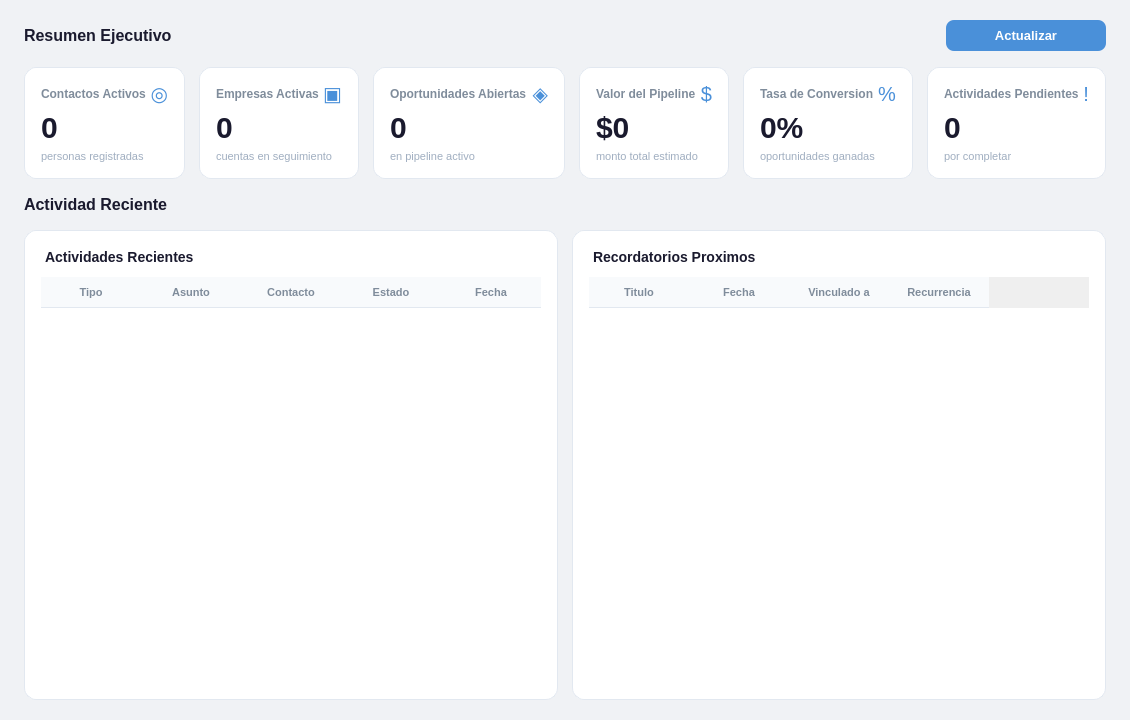
Old version of the form app/views/ui/dashboard/dashboard_view.ui in the repository DataDave-Dev/CRM-Portable.
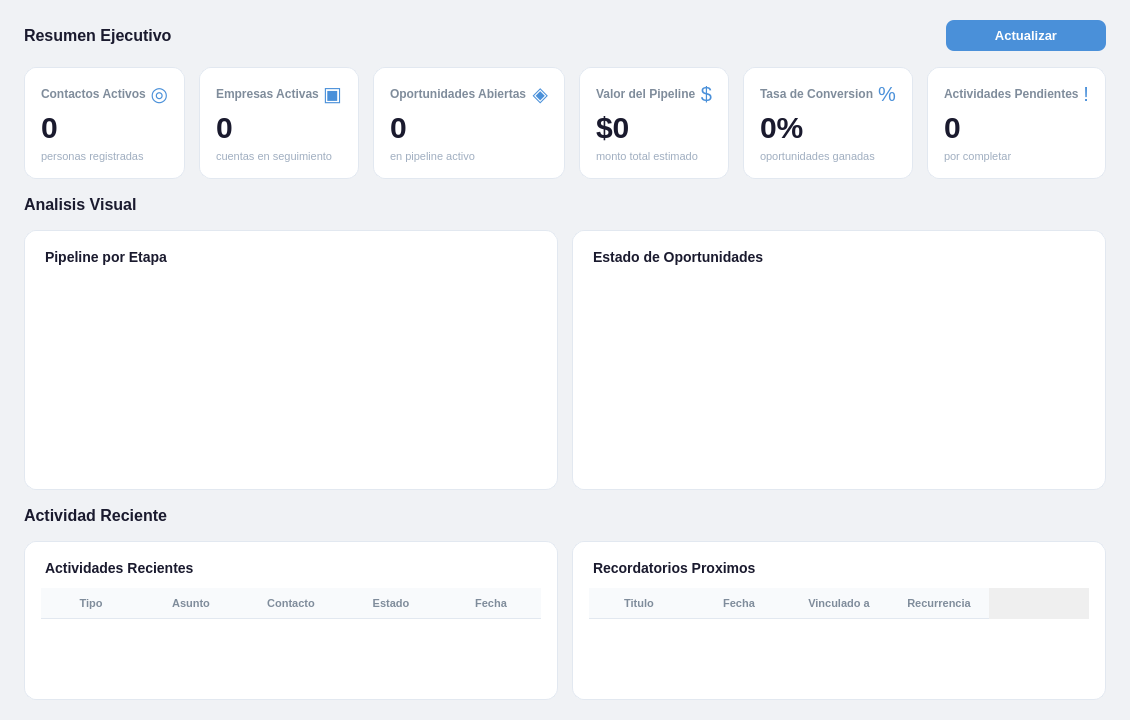
New version of the form.

Commit message:
feat: add matplotlib charts to dashboard view
Add two interactive charts to the dashboard:
- Horizontal bar chart showing pipeline value by sales stage
- Donut chart showing opportunities breakdown (open, won, lost)

Add chart data queries to DashboardRepository:
get_pipeline_por_etapa() and get_oportunidades_estado().

Add chart placeholder containers to dashboard_view.ui,
editable in Qt Designer. Charts are rendered at runtime
using FigureCanvasQTAgg embedded in the container widgets.

The edit to the form file:
```diff
--- a/app/views/ui/dashboard/dashboard_view.ui
+++ b/app/views/ui/dashboard/dashboard_view.ui
@@ -62,6 +62,24 @@
     font-size: 20px;
 }
 
+/* === PANELES DE GRAFICAS === */
+#panelChartPipeline, #panelChartOportunidades {
+    background-color: #ffffff;
+    border-radius: 12px;
+    border: 1px solid #e2e8f0;
+}
+#lblChartPipelineTitle, #lblChartOportunidadesTitle {
+    color: #1a1a2e;
+    font-size: 14px;
+    font-weight: bold;
+    padding: 4px 0px;
+}
+#lblSeccionGraficas {
+    color: #1a1a2e;
+    font-size: 16px;
+    font-weight: bold;
+}
+
 /* === TABLAS === */
 #panelActividades, #panelRecordatorios {
     background-color: #ffffff;
@@ -475,6 +493,93 @@
     </layout>
    </item>
 
+   <!-- ETIQUETA GRAFICAS -->
+   <item>
+    <widget class="QLabel" name="lblSeccionGraficas">
+     <property name="text">
+      <string>Analisis Visual</string>
+     </property>
+    </widget>
+   </item>
+
+   <!-- FILA DE GRAFICAS: Pipeline por etapa + Oportunidades estado -->
+   <item>
+    <layout class="QHBoxLayout" name="rowGraficas">
+     <property name="spacing">
+      <number>14</number>
+     </property>
+
+     <!-- Panel grafica Pipeline -->
+     <item>
+      <widget class="QFrame" name="panelChartPipeline">
+       <property name="frameShape">
+        <enum>QFrame::StyledPanel</enum>
+       </property>
+       <property name="minimumSize">
+        <size>
+         <width>0</width>
+         <height>260</height>
+        </size>
+       </property>
+       <layout class="QVBoxLayout" name="layoutPanelChartPipeline">
+        <property name="spacing"><number>6</number></property>
+        <property name="leftMargin"><number>16</number></property>
+        <property name="topMargin"><number>14</number></property>
+        <property name="rightMargin"><number>16</number></property>
+        <property name="bottomMargin"><number>14</number></property>
+        <item>
+         <widget class="QLabel" name="lblChartPipelineTitle">
+          <property name="text"><string>Pipeline por Etapa</string></property>
+         </widget>
+        </item>
+        <item>
+         <widget class="QWidget" name="chartPipelineContainer" native="true">
+          <property name="minimumSize">
+           <size><width>0</width><height>200</height></size>
+          </property>
+         </widget>
+        </item>
+       </layout>
+      </widget>
+     </item>
+
+     <!-- Panel grafica Oportunidades -->
+     <item>
+      <widget class="QFrame" name="panelChartOportunidades">
+       <property name="frameShape">
+        <enum>QFrame::StyledPanel</enum>
+       </property>
+       <property name="minimumSize">
+        <size>
+         <width>0</width>
+         <height>260</height>
+        </size>
+       </property>
+       <layout class="QVBoxLayout" name="layoutPanelChartOportunidades">
+        <property name="spacing"><number>6</number></property>
+        <property name="leftMargin"><number>16</number></property>
+        <property name="topMargin"><number>14</number></property>
+        <property name="rightMargin"><number>16</number></property>
+        <property name="bottomMargin"><number>14</number></property>
+        <item>
+         <widget class="QLabel" name="lblChartOportunidadesTitle">
+          <property name="text"><string>Estado de Oportunidades</string></property>
+         </widget>
+        </item>
+        <item>
+         <widget class="QWidget" name="chartOportunidadesContainer" native="true">
+          <property name="minimumSize">
+           <size><width>0</width><height>200</height></size>
+          </property>
+         </widget>
+        </item>
+       </layout>
+      </widget>
+     </item>
+
+    </layout>
+   </item>
+
    <!-- ETIQUETA TABLAS -->
    <item>
     <widget class="QLabel" name="lblSeccionTablas">
```
The commit also changes 2 other files.
